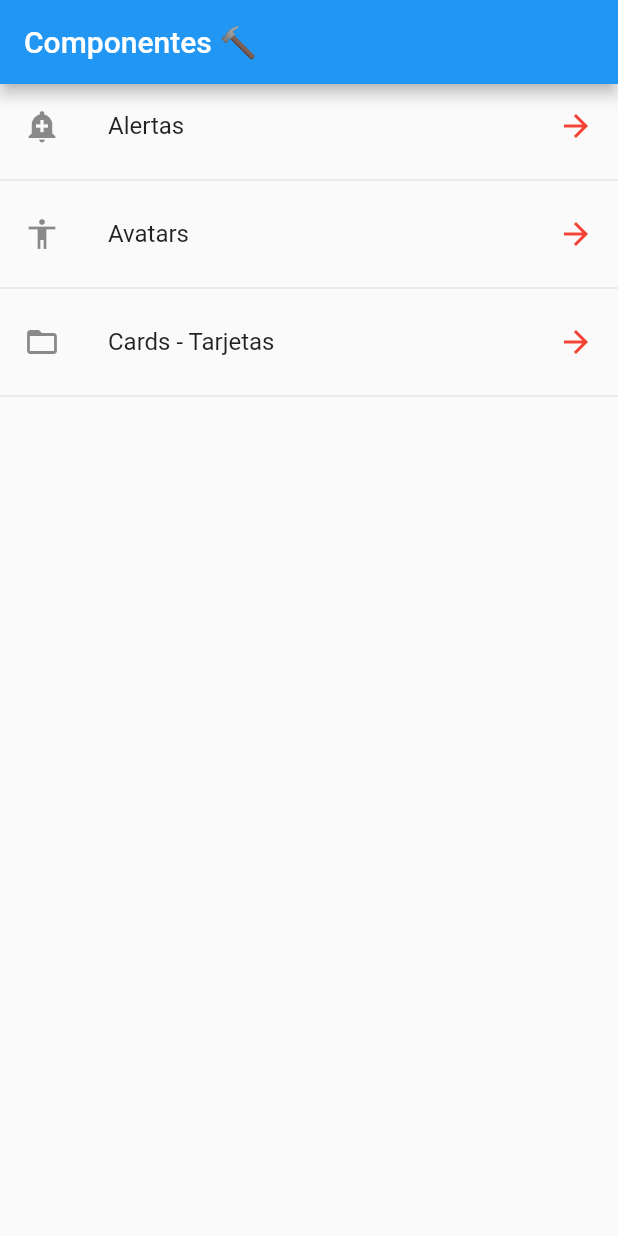
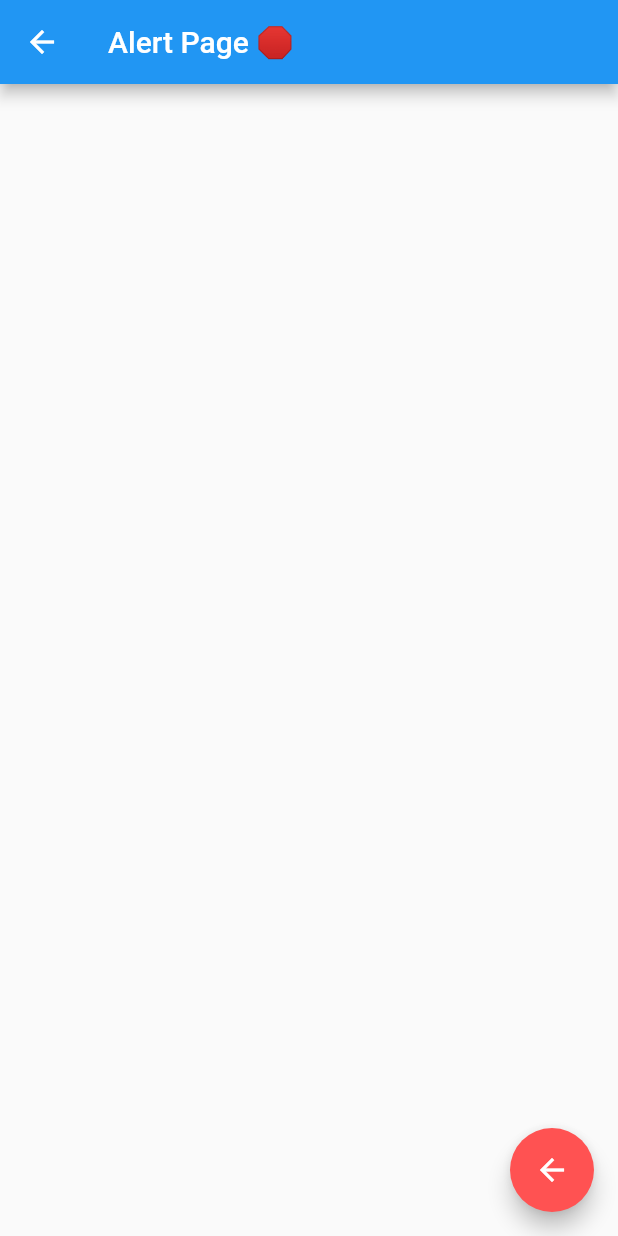
Before and after one commit to JHORJE18/Flutter_Componentes, a Flutter app: the screen it shows after launch, after a tap on "Alertas", on a phone screen of 412 x 824 dp. Run offline on Flutter 3.47's test engine with Material 2 defaults, Android fonts, the phone set to English and light mode, and no system bars.

Commit message:
New page and navigate

```diff
--- /dev/null
+++ b/lib/src/pages/alert_page.dart
@@ -0,0 +1,17 @@
+import 'package:flutter/material.dart';
+
+class AlertPage extends StatelessWidget {
+  @override
+  Widget build(BuildContext context) {
+    return Scaffold(
+      appBar: AppBar(
+        title: Text('Alert Page 🛑'),
+      ),
+      floatingActionButton: FloatingActionButton(
+        child: Icon(Icons.arrow_back),
+        onPressed: () => Navigator.pop(context),
+        backgroundColor: Colors.redAccent,
+      ),
+    );
+  }
+}
--- a/lib/src/pages/home_page.dart
+++ b/lib/src/pages/home_page.dart
@@ -1,3 +1,5 @@
+import 'package:componentes/src/pages/alert_page.dart';
+import 'package:componentes/src/pages/avatar_page.dart';
 import 'package:componentes/src/providers/menu_provider.dart';
 import 'package:componentes/src/utils/icono_string_util.dart';
 import 'package:flutter/material.dart';
@@ -18,13 +20,13 @@ class HomePage extends StatelessWidget {
       future: menuProvider.cargarData(),
       builder: (BuildContext context, AsyncSnapshot<List<dynamic>> snapshot) {
         return ListView(
-          children: _listaItems(snapshot.data),
+          children: _listaItems(snapshot.data, context),
         );
       },
     );
   }
 
-  List<Widget> _listaItems(List<dynamic> data) {
+  List<Widget> _listaItems(List<dynamic> data, BuildContext context) {
     final List<Widget> opciones = [];
 
     data.forEach((element) {
@@ -32,7 +34,10 @@ class HomePage extends StatelessWidget {
         title: Text(element['texto']),
         leading: getIcon(element['icon']),
         trailing: Icon(Icons.arrow_forward, color: Colors.red),
-        onTap: () {},
+        onTap: () {
+          final rout = MaterialPageRoute(builder: (context) => AlertPage());
+          Navigator.push(context, rout);
+        },
       );
 
       opciones..add(widgetTemp)..add(Divider());
```
Also changed, not shown: lib/src/pages/avatar_page.dart (added, +12 -0 lines).
